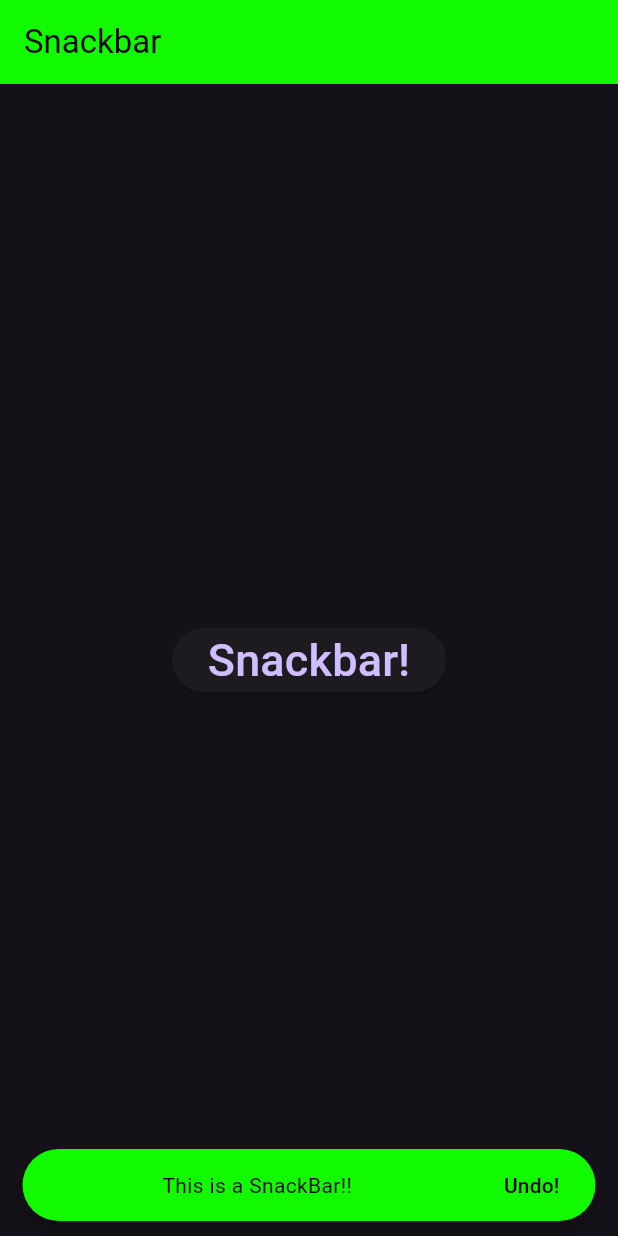
After one commit to AtharvaParadkar/Flutter-Fundamentals, a Flutter app: the screen it shows after launch, after a tap on "Snackbar!", on a phone screen of 412 x 824 dp. The commit adds this screen. Run offline on Flutter 3.47's test engine with Material 3 defaults, Android fonts, the phone set to English and light mode, and no system bars.

Commit message:
Snack Bar

```diff
--- /dev/null
+++ b/lib/Widgets/snackbar.dart
@@ -0,0 +1,52 @@
+import "package:flutter/material.dart";
+import "package:flutter_basics/Widgets/list_grid.dart";
+
+class SnackbarWidget extends StatelessWidget {
+  const SnackbarWidget({super.key});
+
+  @override
+  Widget build(BuildContext context) {
+    return Scaffold(
+      appBar: AppBar(
+        title: const Text(
+          'Snackbar',
+          style: TextStyle(color: Colors.black),
+        ),
+        backgroundColor: const Color.fromARGB(255, 17, 250, 0),
+      ),
+      body: Center(
+        child: ElevatedButton(
+            onPressed: () {
+              final snacks = SnackBar(
+                content: const Center(
+                  child: Text(
+                    'This is a SnackBar!!',
+                    style: TextStyle(color: Colors.black),
+                  ),
+                ),
+                backgroundColor: const Color.fromARGB(255, 17, 250, 0),
+                shape: const StadiumBorder(),
+                animation: const AlwaysStoppedAnimation(10),
+                duration: const Duration(seconds: 5),
+                behavior: SnackBarBehavior.floating,
+                action: SnackBarAction(
+                  label: "Undo!",
+                  onPressed: () {
+                    Navigator.push(
+                      context,
+                      MaterialPageRoute(builder: (context) => const ListGrid()),
+                    );
+                  },
+                  textColor: Colors.black,
+                ),
+              );
+              ScaffoldMessenger.of(context).showSnackBar(snacks);
+            },
+            child: const Text(
+              'Snackbar!',
+              style: TextStyle(fontSize: 30),
+            )),
+      ),
+    );
+  }
+}
--- a/lib/main.dart
+++ b/lib/main.dart
@@ -5,6 +5,7 @@ import "package:flutter_basics/Widgets/buttons.dart";
 import "package:flutter_basics/Widgets/containersized.dart";
 import "package:flutter_basics/Widgets/list_grid.dart";
 import "package:flutter_basics/Widgets/rowscolumns.dart";
+import "package:flutter_basics/Widgets/snackbar.dart";
 import "package:flutter_basics/for_loop.dart";
 void main() => runApp(const MyApp());
 
@@ -20,7 +21,7 @@ class MyApp extends StatelessWidget {
         primaryColor: const Color.fromARGB(255, 0, 0, 255),
         brightness: Brightness.dark,
       ),
-      home: const ListGrid(),
+      home: const SnackbarWidget(),
     );
   }
 }
```
